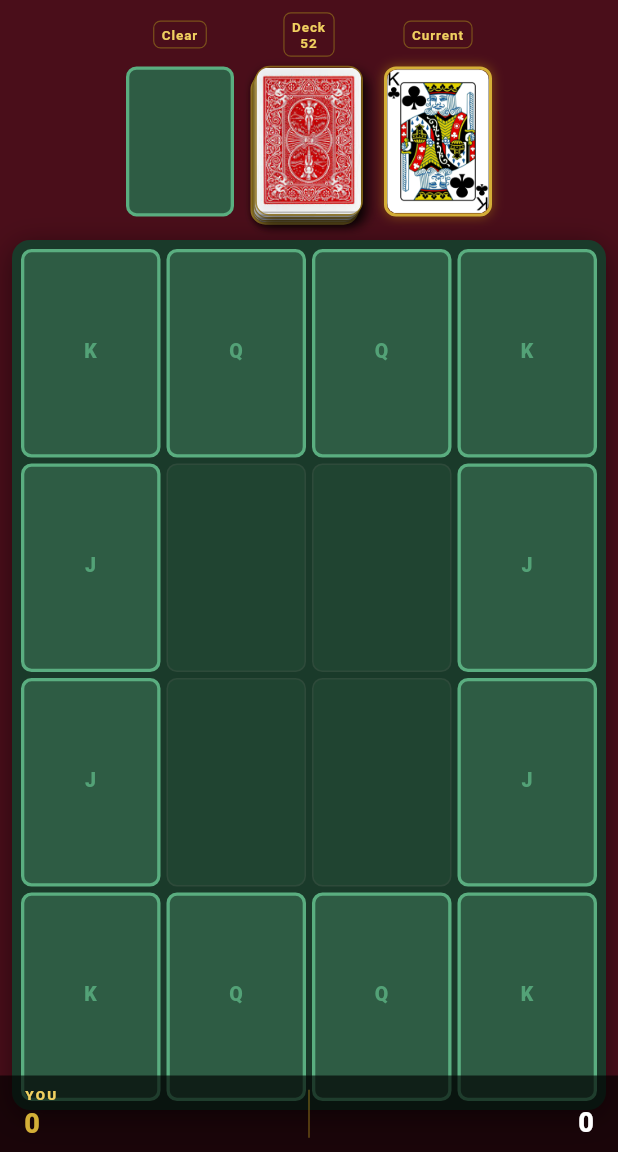
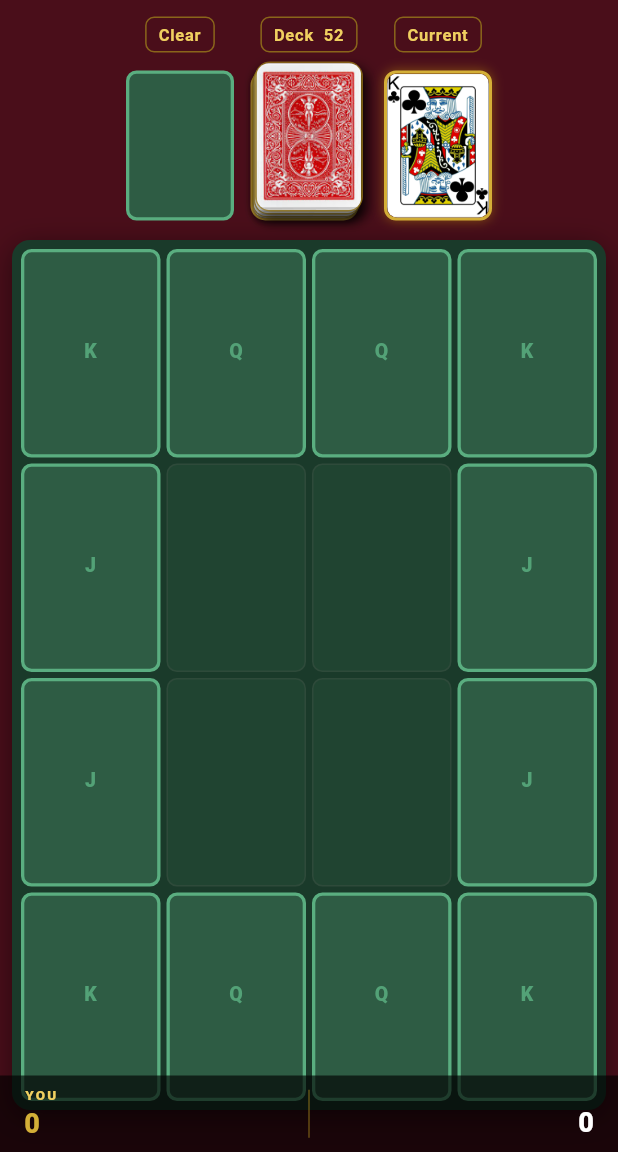
Before and after one commit to itay-nov/royal-frame, a Flutter app: the BoardScreen screen opened directly with empty values, on a phone screen of 412 x 824 dp, the part 84-1236 px from its top. Run offline on Flutter 3.47's test engine with Material 3 defaults, Android fonts, the phone set to English and light mode, and no system bars; our stand-ins replace audioplayers, cloud_firestore, confetti, firebase_auth, firebase_core, google_sign_in and 1 more; accounts and stored records are empty.

Commit message:
Improve deck label readability: single line, larger font
- 'Deck\n15' → 'Deck  15' on one line (peek stays on second line if present)
- DeckTag font: 9px → 11px bold
- DeckTag padding: 5/3 → 8/4
- Border opacity: 0.6 → 0.8 for better contrast

Co-Authored-By: Claude Sonnet 4.6 <noreply@anthropic.com>
Claude-Session: https://claude.ai/code/session_01TWiG7wufdNjSQnr1Z3nsaU

```diff
--- a/lib/screens/board_screen.dart
+++ b/lib/screens/board_screen.dart
@@ -1460,7 +1460,7 @@ class _BoardScreenState extends State<BoardScreen>
     );
 
     var deckTagText =
-        '${_l.labelDeck}\n${game.cardsRemainingDisplay}';
+        '${_l.labelDeck}  ${game.cardsRemainingDisplay}';
     if (peek != null) {
       deckTagText +=
           '\n${_l.peekNext('${peek.label}${suitSymbol(peek.suit)}')}';
@@ -3609,22 +3609,22 @@ class DeckTag extends StatelessWidget {
   Widget build(BuildContext context) {
     return Container(
       padding:
-          const EdgeInsets.symmetric(horizontal: 5, vertical: 3),
+          const EdgeInsets.symmetric(horizontal: 8, vertical: 4),
       decoration: BoxDecoration(
-        color: kBurgundy.withOpacity(0.82),
-        borderRadius: BorderRadius.circular(5),
+        color: kBurgundy.withOpacity(0.90),
+        borderRadius: BorderRadius.circular(6),
         border: Border.all(
-            color: kGoldDark.withOpacity(0.6), width: 0.8),
+            color: kGoldDark.withOpacity(0.8), width: 1.0),
       ),
       child: Text(
         text,
         textAlign: TextAlign.center,
         style: const TextStyle(
           color: kGoldLight,
-          fontSize: 9,
-          fontWeight: FontWeight.w600,
-          letterSpacing: 0.6,
-          height: 1.25,
+          fontSize: 11,
+          fontWeight: FontWeight.w700,
+          letterSpacing: 0.5,
+          height: 1.3,
         ),
       ),
     );
```
